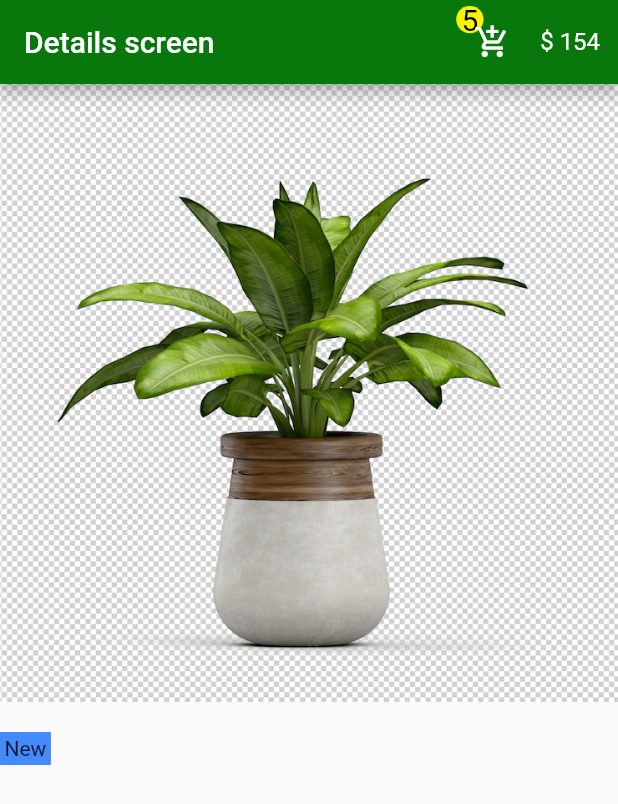
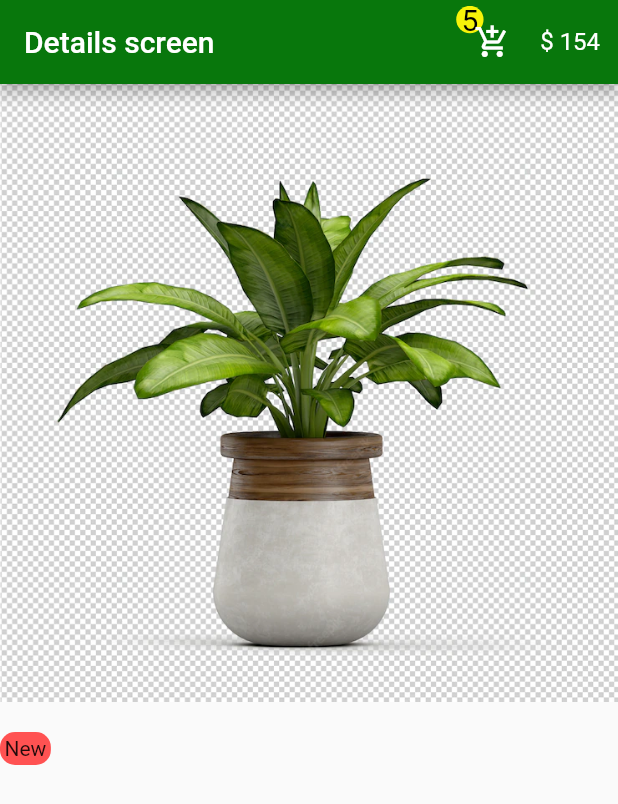
Before and after one commit to AbdulrhmanM0hamed/Flower_App, a Flutter app: the screen it shows after launch, on a phone screen of 412 x 824 dp. Shown: the top 804 px of the screen. Run offline on Flutter 3.47's test engine with Material 2 defaults, Android fonts, the phone set to English and light mode, and no system bars.

Commit message:
add text with decoration

```diff
--- a/lib/pages/detils.dart
+++ b/lib/pages/detils.dart
@@ -53,8 +53,11 @@ class Deteils extends StatelessWidget {
           Row(
             children: [
               Container(
+                decoration: BoxDecoration(
+                  color: Colors.redAccent,
+                  borderRadius: BorderRadius.circular(10),
+                ),
                 padding: EdgeInsets.all(3),
-                color: Colors.blueAccent,
                 child: Text("New"),
               )
             ],
```
